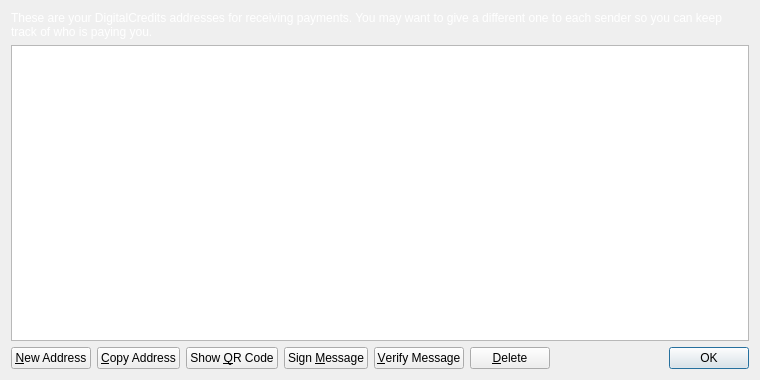
This is src/qt/forms/addressbookpage.ui in intristin/digitalcredits as Qt 5 draws it before an edit. The edited form follows.
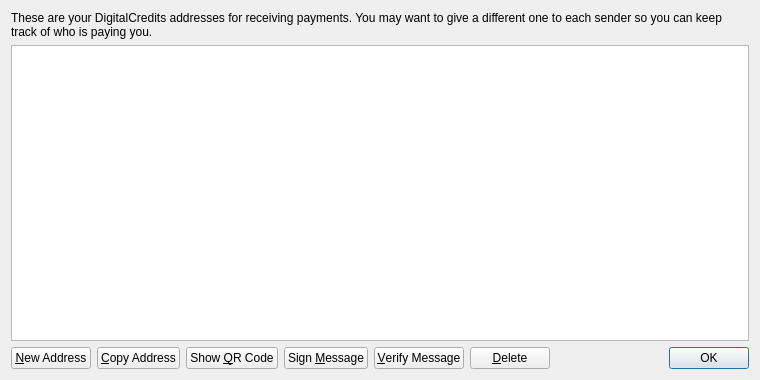
This is the edited form. Icons and pictures are not drawn.

```diff
--- a/src/qt/forms/addressbookpage.ui
+++ b/src/qt/forms/addressbookpage.ui
@@ -13,16 +13,10 @@
   <property name="windowTitle">
    <string>Address Book</string>
   </property>
-  <property name="styleSheet">
-   <string notr="true">QListView { background: transparent; }</string>
-  </property>
   <layout class="QVBoxLayout" name="verticalLayout">
    <item>
     <widget class="QLabel" name="labelExplanation">
-     <property name="styleSheet">
-	  <string notr="true">color: rgb(255, 255, 255);</string>
-	 </property>
-	 <property name="text">
+     <property name="text">
       <string>These are your DigitalCredits addresses for receiving payments. You may want to give a different one to each sender so you can keep track of who is paying you.</string>
      </property>
      <property name="textFormat">
```
Left out of the diff: 3 changed lines with no effect on the pictures.
